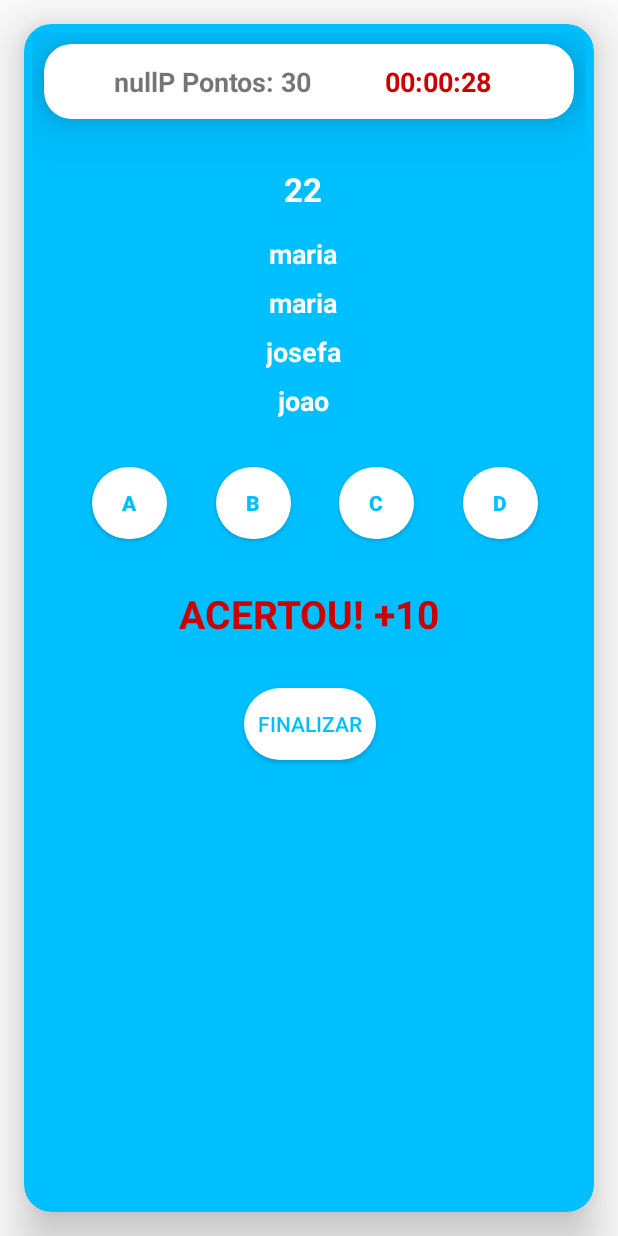
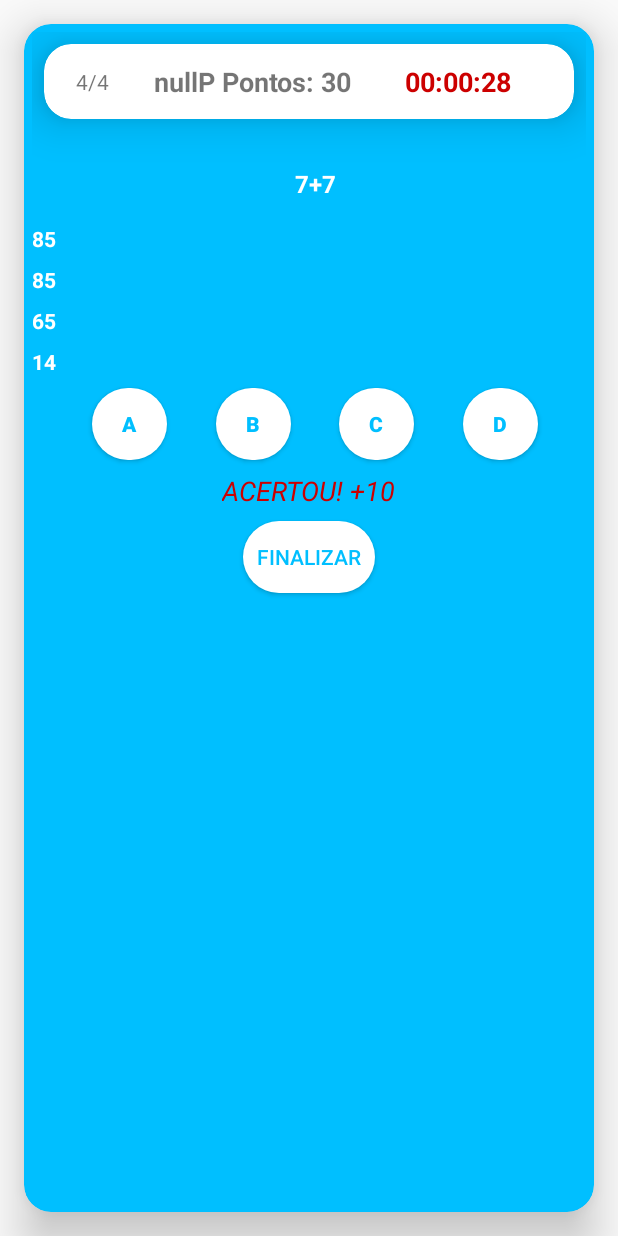
Before and after one commit to viniciussk888/Quiz, an Android app: the QuizzActivity screen opened directly, with no data from a screen before it, after a tap on an icon or button, on a phone screen of 412 x 824 dp. Run offline under Robolectric (Android 15) with nearby library versions, the phone set to English and light mode, and no system bars; 2 other taps on this screen came first.

Commit message:
Arrumado bug loop questao

```diff
--- a/app/src/main/java/com/example/whychat/PerguntasRepositorio.java
+++ b/app/src/main/java/com/example/whychat/PerguntasRepositorio.java
@@ -6,10 +6,10 @@ import java.util.List;
 public class PerguntasRepositorio {
     public List<Perguntas> getListaPerguntas(){
         return new ArrayList<Perguntas>(){{
-           add(new Perguntas("1","pedro","maria","josefa","joao","a","1"));
-           add(new Perguntas("11","pedro","maria","josefa","joao","b","1"));
-           add(new Perguntas("2","pedro","maria","josefa","joao","c","2"));
-           add(new Perguntas("22","pedro","maria","josefa","joao","d","2"));
+           add(new Perguntas("1+1","2","3","4","5","a","1"));
+           add(new Perguntas("5+5","7","10","8","89","b","1"));
+           add(new Perguntas("20+5","23","30","25","65","c","2"));
+           add(new Perguntas("7+7","2","85","65","14","d","2"));
         }};
     }
 }
--- a/app/src/main/java/com/example/whychat/QuizzActivity.java
+++ b/app/src/main/java/com/example/whychat/QuizzActivity.java
@@ -22,6 +22,7 @@ public class QuizzActivity extends AppCompatActivity {
     private TextView mC;
     private TextView mD;
     private TextView mMsgResposta;
+    private TextView mTxtNquestao;
     private Button mButonA;
     private Button mButonB;
     private Button mButonC;
@@ -34,6 +35,7 @@ public class QuizzActivity extends AppCompatActivity {
     public int pontuacao;
     public int acertos;
     private int indice_questao=0;
+    private int questaoAtual=1,questaoTotal;
     CounterClass timer = new CounterClass(30000, 1000);
 
 
@@ -45,6 +47,7 @@ public class QuizzActivity extends AppCompatActivity {
         mtxtPontos = findViewById(R.id.txtPontos);
         mEnunciado = findViewById(R.id.txtEnunciado);
         mMsgResposta = findViewById(R.id.msgAcerto);
+        mTxtNquestao = findViewById(R.id.txtNquestao);
         mA = findViewById(R.id.txtA);
         mB = findViewById(R.id.txtB);
         mC = findViewById(R.id.txtC);
@@ -59,6 +62,8 @@ public class QuizzActivity extends AppCompatActivity {
         periodo = it.getStringExtra("periodo");
         mtxtPontos.setText(periodo+"P Pontos: "+pontuacao);
         //logica
+        questaoTotal = repositorio.getListaPerguntas().size();
+        mTxtNquestao.setText(questaoAtual+"/"+questaoTotal);
         Perguntas pergunta = repositorio.getListaPerguntas().get(indice_questao);
         respostaCerta = pergunta.getCerta();
         mEnunciado.setText(pergunta.getEnunciado());
@@ -78,9 +83,9 @@ public class QuizzActivity extends AppCompatActivity {
                     mMsgResposta.setText("ACERTOU! +10");
                     novaPergunta();
                 }else{
-                    pontuacao = pontuacao - 12;
+                    pontuacao = pontuacao - 7;
                     mtxtPontos.setText(periodo+"P Pontos: "+pontuacao);
-                    mMsgResposta.setText("ERROU! -12");
+                    mMsgResposta.setText("ERROU! -7");
                     novaPergunta();
                 }
             }
@@ -96,9 +101,9 @@ public class QuizzActivity extends AppCompatActivity {
                     novaPergunta();
 
                 }else{
-                    pontuacao = pontuacao - 12;
+                    pontuacao = pontuacao - 7;
                     mtxtPontos.setText(periodo+"P Pontos: "+pontuacao);
-                    mMsgResposta.setText("ERROU! -12");
+                    mMsgResposta.setText("ERROU! -7");
                     novaPergunta();
 
                 }
@@ -116,9 +121,9 @@ public class QuizzActivity extends AppCompatActivity {
                     novaPergunta();
 
                 }else{
-                    pontuacao = pontuacao - 12;
+                    pontuacao = pontuacao - 7;
                     mtxtPontos.setText(periodo+"P Pontos: "+pontuacao);
-                    mMsgResposta.setText("ERROU! -12");
+                    mMsgResposta.setText("ERROU! -7");
                     novaPergunta();
 
                 }
@@ -135,9 +140,9 @@ public class QuizzActivity extends AppCompatActivity {
                     novaPergunta();
 
                 }else{
-                    pontuacao = pontuacao - 12;
+                    pontuacao = pontuacao - 7;
                     mtxtPontos.setText(periodo+"P Pontos: "+pontuacao);
-                    mMsgResposta.setText("ERROU! -12");
+                    mMsgResposta.setText("ERROU! -7");
                     novaPergunta();
 
                 }
@@ -183,6 +188,8 @@ public class QuizzActivity extends AppCompatActivity {
         mB.setText(pergunta.getB());
         mC.setText(pergunta.getC());
         mD.setText(pergunta.getD());
+        questaoAtual++;
+        mTxtNquestao.setText(questaoAtual+"/"+questaoTotal);
         timer.start();
     }
 
@@ -198,8 +205,10 @@ public class QuizzActivity extends AppCompatActivity {
         @Override
         public void onFinish() {
             times.setText("Tempo Esgotado!");
-            // Intent intent = new Intent(QuizzActivity.this,EscolherPeriodo.class);
-            //startActivity(intent);
+            mButonA.setVisibility(View.INVISIBLE);
+            mButonB.setVisibility(View.INVISIBLE);
+            mButonC.setVisibility(View.INVISIBLE);
+            mButonD.setVisibility(View.INVISIBLE);
 
         }
 
--- a/app/src/main/res/layout/activity_quizz.xml
+++ b/app/src/main/res/layout/activity_quizz.xml
@@ -51,9 +51,24 @@
                     android:layout_height="match_parent">
 
                     <TextView
+                        android:id="@+id/txtNquestao"
+                        android:layout_width="wrap_content"
+                        android:layout_height="wrap_content"
+                        android:layout_marginStart="16dp"
+                        android:layout_marginLeft="16dp"
+                        android:layout_marginTop="8dp"
+                        android:layout_marginBottom="8dp"
+                        android:text="1/10"
+                        app:layout_constraintBottom_toBottomOf="parent"
+                        app:layout_constraintStart_toStartOf="parent"
+                        app:layout_constraintTop_toTopOf="parent" />
+
+                    <TextView
                         android:id="@+id/txtPontos"
                         android:layout_width="wrap_content"
                         android:layout_height="wrap_content"
+                        android:layout_marginStart="2dp"
+                        android:layout_marginLeft="2dp"
                         android:layout_marginTop="8dp"
                         android:layout_marginBottom="8dp"
                         android:text="Pontos: 0"
@@ -62,7 +77,7 @@
                         app:layout_constraintBottom_toBottomOf="parent"
                         app:layout_constraintEnd_toStartOf="@+id/times"
                         app:layout_constraintHorizontal_bias="0.5"
-                        app:layout_constraintStart_toStartOf="parent"
+                        app:layout_constraintStart_toEndOf="@+id/txtNquestao"
                         app:layout_constraintTop_toTopOf="parent" />
 
                     <TextView
@@ -95,65 +110,74 @@
                 android:layout_marginStart="8dp"
                 android:layout_marginLeft="8dp"
                 android:layout_marginTop="32dp"
-                android:layout_marginEnd="8dp"
-                android:layout_marginRight="8dp"
                 android:text="Aqui ficara uma historico"
                 android:textColor="@android:color/white"
-                android:textSize="22sp"
+                android:textSize="16sp"
                 android:textStyle="bold"
                 app:layout_constraintEnd_toEndOf="@+id/cardView"
-                app:layout_constraintStart_toStartOf="parent"
+                app:layout_constraintStart_toStartOf="@+id/cardView"
                 app:layout_constraintTop_toBottomOf="@+id/cardView" />
 
             <TextView
                 android:id="@+id/txtA"
-                android:layout_width="wrap_content"
+                android:layout_width="0dp"
                 android:layout_height="wrap_content"
                 android:layout_marginTop="16dp"
+                android:layout_marginEnd="8dp"
+                android:layout_marginRight="8dp"
                 android:text="Alternativa A"
                 android:textColor="@android:color/white"
-                android:textSize="18sp"
+                android:textSize="14sp"
                 android:textStyle="bold"
-                app:layout_constraintEnd_toEndOf="@+id/txtEnunciado"
-                app:layout_constraintStart_toStartOf="@+id/txtEnunciado"
-                app:layout_constraintTop_toBottomOf="@+id/txtEnunciado" />
+                app:layout_constraintBottom_toTopOf="@+id/txtB"
+                app:layout_constraintEnd_toEndOf="parent"
+                app:layout_constraintHorizontal_bias="0.214"
+                app:layout_constraintStart_toStartOf="parent"
+                app:layout_constraintTop_toBottomOf="@+id/txtEnunciado"
+                app:layout_constraintVertical_chainStyle="spread" />
 
             <TextView
                 android:id="@+id/txtB"
-                android:layout_width="wrap_content"
+                android:layout_width="0dp"
                 android:layout_height="wrap_content"
                 android:layout_marginTop="8dp"
                 android:text="Alternativa B"
                 android:textColor="@android:color/white"
-                android:textSize="18sp"
+                android:textSize="14sp"
                 android:textStyle="bold"
+                app:layout_constraintBottom_toTopOf="@+id/txtC"
                 app:layout_constraintEnd_toEndOf="@+id/txtA"
+                app:layout_constraintHorizontal_bias="0.5"
                 app:layout_constraintStart_toStartOf="@+id/txtA"
                 app:layout_constraintTop_toBottomOf="@+id/txtA" />
 
             <TextView
                 android:id="@+id/txtC"
-                android:layout_width="wrap_content"
+                android:layout_width="0dp"
                 android:layout_height="wrap_content"
                 android:layout_marginTop="8dp"
                 android:text="Alternativa C"
                 android:textColor="@android:color/white"
-                android:textSize="18sp"
+                android:textSize="14sp"
                 android:textStyle="bold"
+                app:layout_constraintBottom_toTopOf="@+id/txtD"
                 app:layout_constraintEnd_toEndOf="@+id/txtB"
+                app:layout_constraintHorizontal_bias="0.5"
                 app:layout_constraintStart_toStartOf="@+id/txtB"
                 app:layout_constraintTop_toBottomOf="@+id/txtB" />
 
             <TextView
                 android:id="@+id/txtD"
-                android:layout_width="wrap_content"
+                android:layout_width="0dp"
                 android:layout_height="wrap_content"
                 android:layout_marginTop="8dp"
                 android:text="Alternativa D"
                 android:textColor="@android:color/white"
-                android:textSize="18sp"
+                android:textSize="14sp"
                 android:textStyle="bold"
+                app:layout_constraintBottom_toTopOf="@+id/buttonB"
                 app:layout_constraintEnd_toEndOf="@+id/txtC"
+                app:layout_constraintHorizontal_bias="0.5"
                 app:layout_constraintStart_toStartOf="@+id/txtC"
                 app:layout_constraintTop_toBottomOf="@+id/txtC" />
 
@@ -163,7 +187,7 @@
                 android:layout_height="wrap_content"
                 android:layout_marginStart="8dp"
                 android:layout_marginLeft="8dp"
-                android:layout_marginTop="32dp"
+                android:layout_marginTop="8dp"
                 android:background="@drawable/bg_botao_periodos"
                 android:text="A"
                 android:textColor="@color/purpuraLara"
@@ -177,7 +201,7 @@
                 android:id="@+id/buttonB"
                 android:layout_width="50dp"
                 android:layout_height="wrap_content"
-                android:layout_marginTop="32dp"
+                android:layout_marginTop="8dp"
                 android:background="@drawable/bg_botao_periodos"
                 android:text="B"
                 android:textColor="@color/purpuraLara"
@@ -191,7 +215,7 @@
                 android:id="@+id/buttonC"
                 android:layout_width="50dp"
                 android:layout_height="wrap_content"
-                android:layout_marginTop="32dp"
+                android:layout_marginTop="8dp"
                 android:background="@drawable/bg_botao_periodos"
                 android:text="C"
                 android:textColor="@color/purpuraLara"
@@ -205,7 +229,7 @@
                 android:id="@+id/buttonD"
                 android:layout_width="50dp"
                 android:layout_height="wrap_content"
-                android:layout_marginTop="32dp"
+                android:layout_marginTop="8dp"
                 android:background="@drawable/bg_botao_periodos"
                 android:text="D"
                 android:textColor="@color/purpuraLara"
@@ -221,12 +245,12 @@
                 android:layout_height="wrap_content"
                 android:layout_marginStart="8dp"
                 android:layout_marginLeft="8dp"
-                android:layout_marginTop="32dp"
+                android:layout_marginTop="8dp"
                 android:layout_marginEnd="8dp"
                 android:layout_marginRight="8dp"
-                android:textSize="26sp"
-                android:textStyle="bold"
                 android:textColor="@android:color/holo_red_dark"
+                android:textSize="18sp"
+                android:textStyle="italic"
                 app:layout_constraintEnd_toEndOf="parent"
                 app:layout_constraintStart_toStartOf="parent"
                 app:layout_constraintTop_toBottomOf="@+id/buttonB" />
@@ -235,10 +259,10 @@
                 android:id="@+id/btnFinalizarQuizz"
                 android:layout_width="wrap_content"
                 android:layout_height="wrap_content"
-                android:layout_marginTop="32dp"
+                android:layout_marginTop="8dp"
+                android:background="@drawable/bg_botao_periodos"
                 android:text="Finalizar"
                 android:textColor="@color/purpuraLara"
-                android:background="@drawable/bg_botao_periodos"
                 app:layout_constraintEnd_toEndOf="@+id/msgAcerto"
                 app:layout_constraintStart_toStartOf="@+id/msgAcerto"
                 app:layout_constraintTop_toBottomOf="@+id/msgAcerto" />
```
